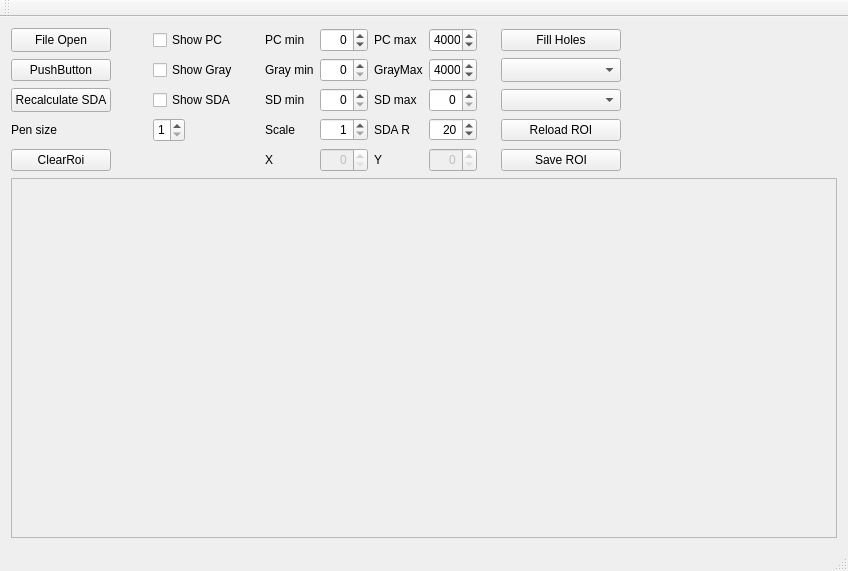
marcinkociolek/XrayAnnotationTool, file mainwindow.ui: the form before one commit.
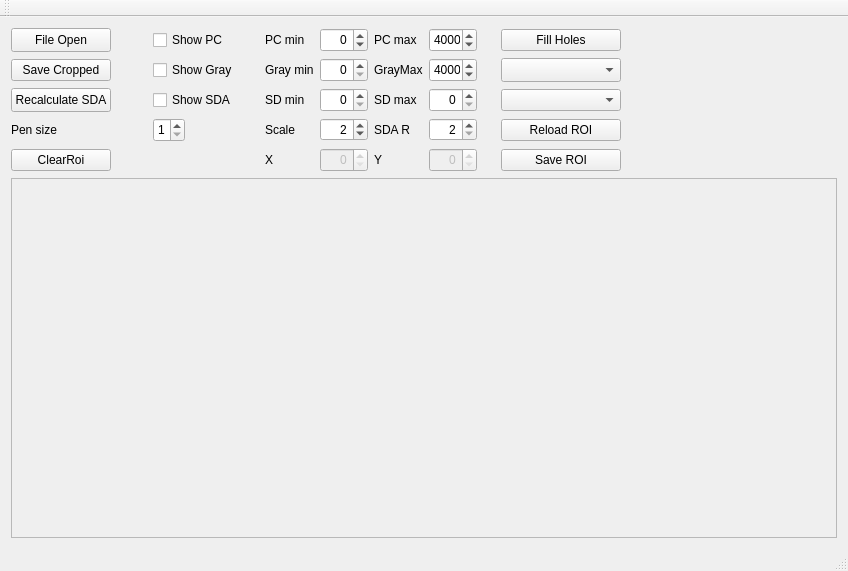
The form after the commit. Custom widgets are drawn as their Qt base class.

Diff of the .ui file:
```diff
--- a/mainwindow.ui
+++ b/mainwindow.ui
@@ -209,7 +209,7 @@
        <number>80</number>
       </property>
       <property name="value">
-       <number>20</number>
+       <number>2</number>
       </property>
      </widget>
     </item>
@@ -419,6 +419,9 @@
       <property name="maximum">
        <number>6</number>
       </property>
+      <property name="value">
+       <number>2</number>
+      </property>
      </widget>
     </item>
     <item row="8" column="9">
@@ -547,7 +550,7 @@
     <item row="4" column="0">
      <widget class="QPushButton" name="pushButtonSaveCropped">
       <property name="text">
-       <string>PushButton</string>
+       <string>Save Cropped</string>
       </property>
      </widget>
     </item>
```
